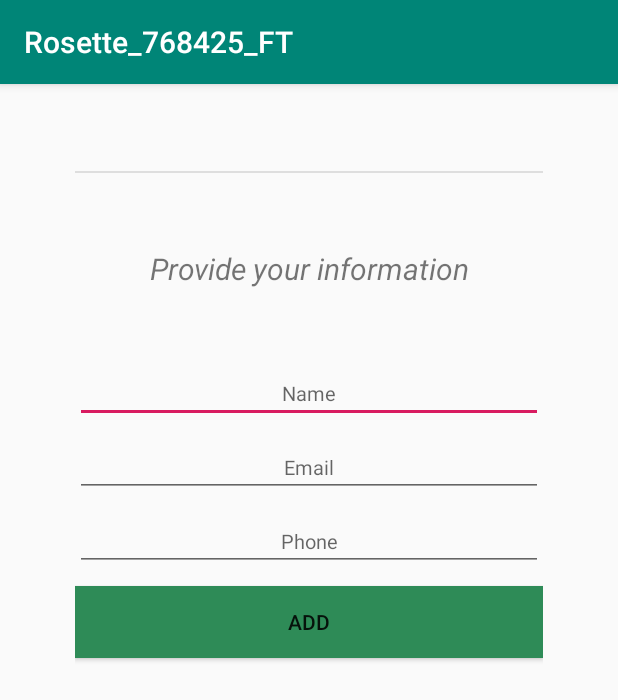
After one commit to otetLopez/RegisterUser, an Android app: the RegisterActivity screen opened directly, with no data from a screen before it, on a phone screen of 412 x 824 dp. The commit adds this screen. Shown: the top 700 px of the screen. Run offline under Robolectric (Android 15) with nearby library versions, the phone set to English and light mode, and no system bars.

Commit message:
Add detail acticity intent

```diff
--- a/Rosette_768425_FT/app/src/main/AndroidManifest.xml
+++ b/Rosette_768425_FT/app/src/main/AndroidManifest.xml
@@ -9,7 +9,8 @@
         android:roundIcon="@mipmap/ic_launcher_round"
         android:supportsRtl="true"
         android:theme="@style/AppTheme">
-        <activity android:name=".PersonDetailsActivity"></activity>
+        <activity android:name=".RegisterActivity"></activity>
+        <activity android:name=".PersonDetailsActivity" />
         <activity android:name=".MainActivity">
             <intent-filter>
                 <action android:name="android.intent.action.MAIN" />
--- a/Rosette_768425_FT/app/src/main/java/com/f19/rosette_768425_ft/Constants.java
+++ b/Rosette_768425_FT/app/src/main/java/com/f19/rosette_768425_ft/Constants.java
@@ -2,4 +2,5 @@ package com.f19.rosette_768425_ft;
 
 public class Constants {
     public final static boolean ENABLE_DEBUG = true;
+    public final static int INTENT_REQUEST_CODE_ADD_USER = 1;
 }
--- a/Rosette_768425_FT/app/src/main/java/com/f19/rosette_768425_ft/MainActivity.java
+++ b/Rosette_768425_FT/app/src/main/java/com/f19/rosette_768425_ft/MainActivity.java
@@ -8,6 +8,7 @@ import android.util.Log;
 import android.view.View;
 import android.widget.AdapterView;
 import android.widget.ArrayAdapter;
+import android.widget.Button;
 import android.widget.ListView;
 
 import java.util.ArrayList;
@@ -48,6 +49,15 @@ public class MainActivity extends AppCompatActivity {
             }
         });
 
+        Button btn = findViewById(R.id.btn_add);
+        btn.setOnClickListener(new View.OnClickListener() {
+            @Override
+            public void onClick(View view) {
+                Intent intent = new Intent(MainActivity.this, RegisterActivity.class);
+                startActivityForResult(intent, Constants.INTENT_REQUEST_CODE_ADD_USER);
+            }
+        });
+
     }
 
     private void updateList() {
--- /dev/null
+++ b/Rosette_768425_FT/app/src/main/java/com/f19/rosette_768425_ft/RegisterActivity.java
@@ -0,0 +1,14 @@
+package com.f19.rosette_768425_ft;
+
+import androidx.appcompat.app.AppCompatActivity;
+
+import android.os.Bundle;
+
+public class RegisterActivity extends AppCompatActivity {
+
+    @Override
+    protected void onCreate(Bundle savedInstanceState) {
+        super.onCreate(savedInstanceState);
+        setContentView(R.layout.activity_register);
+    }
+}
--- a/Rosette_768425_FT/app/src/main/res/layout/activity_main.xml
+++ b/Rosette_768425_FT/app/src/main/res/layout/activity_main.xml
@@ -18,8 +18,11 @@
         android:layout_height="wrap_content"
         android:layout_weight="1" />
     <Button
+        android:id="@+id/btn_add"
         android:layout_width="match_parent"
         android:layout_height="wrap_content"
+        android:background="#2E8B57"
+        android:layout_marginBottom="10dp"
         android:text="ADD" />
 
 
--- /dev/null
+++ b/Rosette_768425_FT/app/src/main/res/layout/activity_register.xml
@@ -0,0 +1,64 @@
+<?xml version="1.0" encoding="utf-8"?>
+<LinearLayout xmlns:android="http://schemas.android.com/apk/res/android"
+    xmlns:app="http://schemas.android.com/apk/res-auto"
+    xmlns:tools="http://schemas.android.com/tools"
+    android:layout_width="match_parent"
+    android:layout_height="match_parent"
+    android:orientation="vertical"
+    android:padding="50dp"
+    tools:context=".RegisterActivity">
+
+    <View
+        android:layout_marginTop="8dp"
+        android:layout_width="match_parent"
+        android:layout_height="1dp"
+        android:background="#dedede" />
+
+    <TextView
+        android:layout_width="match_parent"
+        android:layout_height="wrap_content"
+        android:layout_marginTop="50dp"
+        android:textSize="20dp"
+        android:text="Provide your information"
+        android:textStyle="italic"
+        android:gravity="center" />
+
+    <EditText
+        android:id="@+id/reg_name"
+        android:layout_width="match_parent"
+        android:layout_height="wrap_content"
+        android:gravity="center"
+        android:textSize="13sp"
+        android:layout_marginTop="50dp"
+        android:hint="Name"/>
+
+    <EditText
+        android:id="@+id/reg_email"
+        android:layout_width="match_parent"
+        android:layout_height="wrap_content"
+        android:gravity="center"
+        android:textSize="13sp"
+        android:layout_marginTop="10dp"
+        android:hint="Email"/>
+
+    <EditText
+        android:id="@+id/reg_phone"
+        android:layout_width="match_parent"
+        android:layout_height="wrap_content"
+        android:gravity="center"
+        android:textSize="13sp"
+        android:inputType="number"
+        android:layout_marginTop="10dp"
+        android:hint="Phone"/>
+
+    <Button
+        android:id="@+id/btn_add"
+        android:layout_width="match_parent"
+        android:layout_height="wrap_content"
+        android:background="#2E8B57"
+        android:layout_marginTop="10dp"
+        android:layout_marginBottom="10dp"
+        android:text="ADD" />
+
+
+</LinearLayout>
```
